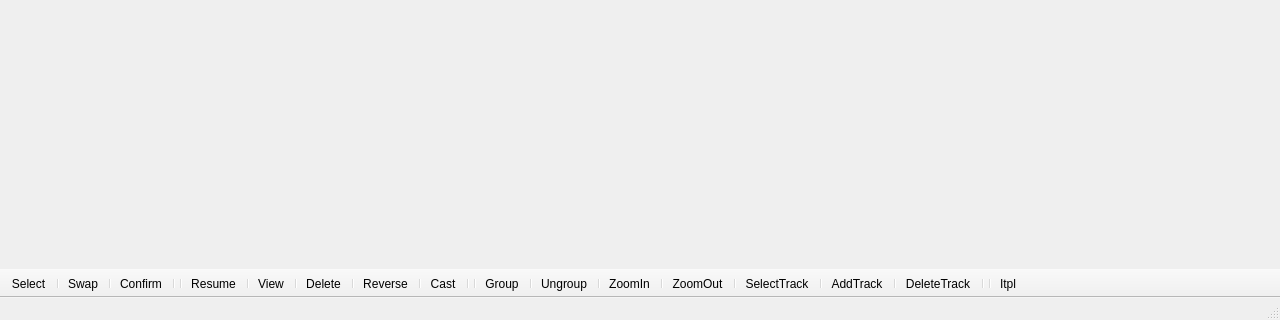
This is mainwindow.ui in sisi16/stop-motion as Qt 5 draws it before an edit; both pictures show x 0 to 1280 and y 400 to 720 of the 1280 by 720 pixel window. The edited form follows.
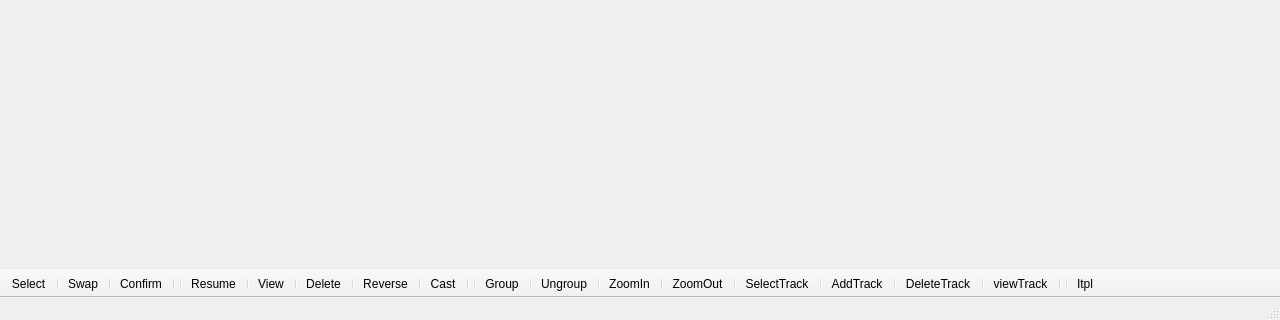
This is the edited form. Icons and pictures are not drawn.

Diff of the .ui file:
```diff
--- a/mainwindow.ui
+++ b/mainwindow.ui
@@ -415,6 +415,8 @@
    <addaction name="separator"/>
    <addaction name="actionDeleteTrack"/>
    <addaction name="separator"/>
+   <addaction name="actionViewTrack"/>
+   <addaction name="separator"/>
    <addaction name="separator"/>
    <addaction name="actionItpl"/>
   </widget>
@@ -654,6 +656,18 @@
     <string>Select track</string>
    </property>
   </action>
+  <action name="actionViewTrack">
+   <property name="icon">
+    <iconset resource="myres.qrc">
+     <normaloff>:/Images/icons/view-track.png</normaloff>:/Images/icons/view-track.png</iconset>
+   </property>
+   <property name="text">
+    <string>viewTrack</string>
+   </property>
+   <property name="toolTip">
+    <string>View track</string>
+   </property>
+  </action>
  </widget>
  <layoutdefault spacing="6" margin="11"/>
  <resources>
```
Left out of the diff: 3 changed lines with no effect on the pictures.
